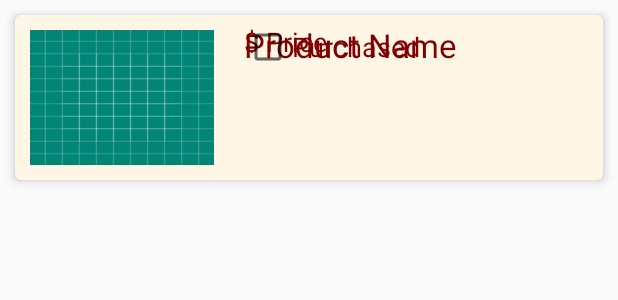
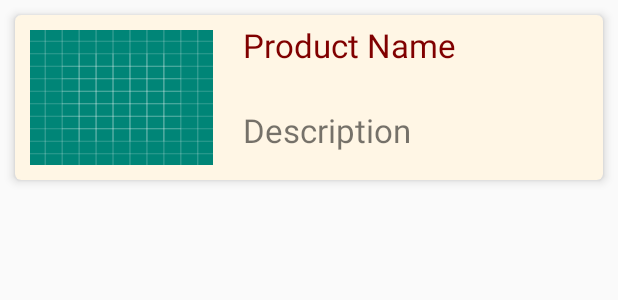
Before and after one commit to giangkhuat/Meal-Kit-delivery-app, an Android app: the layout recipe_card.xml on its own in the app's theme, with its tools: preview values and no code run, on a phone screen of 412 x 824 dp. Shown: the top 300 px of the screen. Run offline under Robolectric (Android 15) with nearby library versions, the phone set to English and light mode, and no system bars.

```diff
--- a/app/src/main/res/layout/activity_explore.xml
+++ b/app/src/main/res/layout/activity_explore.xml
@@ -40,7 +40,7 @@
     <include layout="@layout/content_explore" />
 
     <androidx.recyclerview.widget.RecyclerView
-        android:id="@+id/recyclerItem"
+        android:id="@+id/recyclerRecipes"
         android:layout_width="match_parent"
         android:layout_height="match_parent"
         android:padding="20dp"
--- a/app/src/main/res/layout/recipe_card.xml
+++ b/app/src/main/res/layout/recipe_card.xml
@@ -24,22 +24,10 @@
             android:src="@drawable/ic_launcher_background"
             android:layout_margin="10dp"/>
 
-        <RelativeLayout
-            android:layout_weight="3"
-            android:layout_width="150dp"
-            android:layout_height="match_parent">
-
-            <TextView
-                android:id="@+id/category"
-                android:layout_width="wrap_content"
-                android:layout_height="wrap_content"
-                android:layout_alignParentLeft="true"
-                android:layout_marginLeft="10dp"
-                android:layout_marginTop="16dp"
-                android:text="Category"
-                android:textSize="22sp"
-                android:visibility="gone"/>
-
+        <LinearLayout
+            android:layout_width="wrap_content"
+            android:layout_height="match_parent"
+            android:orientation="vertical">
             <TextView
                 android:id="@+id/tvProduct_name"
                 android:layout_width="wrap_content"
@@ -48,47 +36,28 @@
                 android:layout_alignParentLeft="true"
                 android:layout_marginLeft="10dp"
                 android:layout_marginTop="5dp"
-                android:layout_below="@+id/category"
                 android:textSize="22sp"
                 android:textColor="#800000"
                 />
 
             <TextView
                 android:id="@+id/tvPrice"
-                android:layout_width="60dp"
-                android:layout_height="20dp"
-                android:layout_marginLeft="10dp"
-                android:layout_marginTop="5dp"
-                android:layout_marginBottom="5dp"
-                android:layout_alignParentLeft="true"
-                android:text="$ Price"
-                android:textSize="18sp"
-                android:layout_below="@+id/product_name"
-                android:textColor="#800000"/>
-
-            <CheckBox
-                android:id="@+id/status"
                 android:layout_width="wrap_content"
                 android:layout_height="wrap_content"
-                android:text="Purchased"
-                android:textSize="18sp"
-                android:layout_below="@+id/price"
-                android:layout_marginLeft="10dp"
-                android:layout_marginTop="5dp"
-                android:layout_alignParentLeft="true"
-                android:textColor="#800000"/>
+                android:textSize="16sp"
+                android:layout_marginLeft="10dp"/>
 
             <TextView
+                android:layout_marginLeft="10dp"
                 android:id="@+id/tvDescription"
                 android:layout_width="wrap_content"
                 android:layout_height="wrap_content"
                 android:text="Description"
                 android:textSize="22sp"
                 android:layout_marginTop="5dp"
-                android:layout_below="@+id/status"
-                android:visibility="gone"/>
+                android:layout_below="@+id/status"/>
+        </LinearLayout>
 
-        </RelativeLayout>
 
 
     </LinearLayout>
```
Also changed, not shown: app/build.gradle (+5 -5 lines), app/src/main/java/com/ait/mealkitdeliveryapp/ExploreActivity.kt (+48 -4 lines), app/src/main/java/com/ait/mealkitdeliveryapp/adapter/recipeAdapter.kt (+21 -12 lines), 1 other file.
